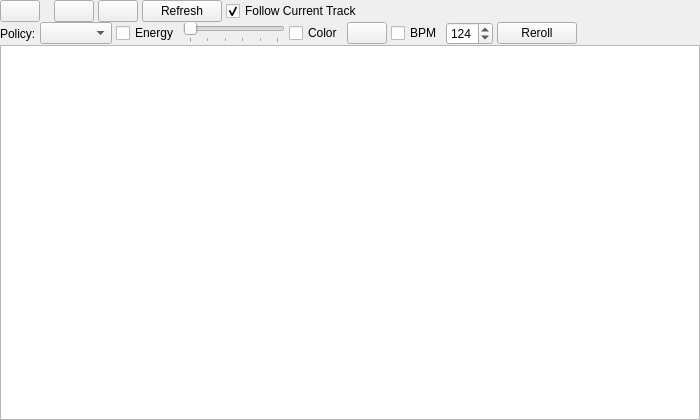
Old version of the form src/library/rest/dlgrestlibrary.ui in the repository Firewolf34/mixxx-mixman-api.
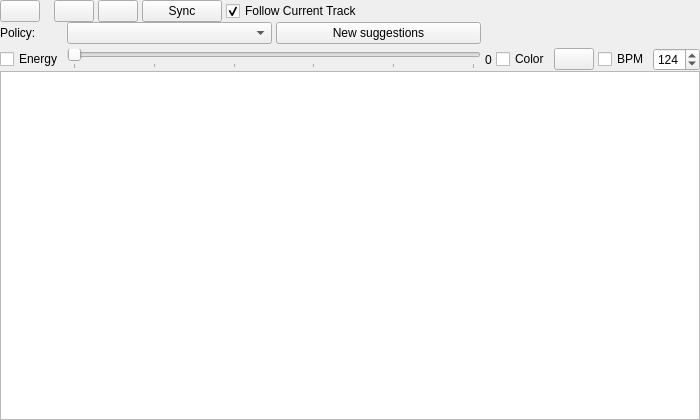
New version of the form.

Commit message: fix(rest): make policy controls usable at narrow widths

The edit to the form file:
```diff
--- a/src/library/rest/dlgrestlibrary.ui
+++ b/src/library/rest/dlgrestlibrary.ui
@@ -93,7 +93,7 @@
          <enum>Qt::NoFocus</enum>
         </property>
         <property name="text">
-         <string>Refresh</string>
+         <string>Sync</string>
         </property>
        </widget>
       </item>
@@ -135,7 +135,7 @@
    </item>
    <item>
     <widget class="QWidget" name="MixManControls">
-     <layout class="QHBoxLayout" name="horizontalLayoutMixMan">
+     <layout class="QGridLayout" name="gridLayoutMixMan">
       <property name="spacing">
        <number>4</number>
       </property>
@@ -151,7 +151,10 @@
       <property name="bottomMargin">
        <number>0</number>
       </property>
-      <item>
+      <property name="columnStretch">
+       <string>0,1,0,0,0,0,0,0</string>
+      </property>
+      <item row="0" column="0">
        <widget class="QLabel" name="labelPolicyPreset">
         <property name="text">
          <string>Policy:</string>
@@ -161,7 +164,7 @@
         </property>
        </widget>
       </item>
-      <item>
+      <item row="0" column="1">
        <widget class="QComboBox" name="comboBoxPolicyPreset">
         <property name="minimumWidth">
          <number>130</number>
@@ -171,7 +174,49 @@
         </property>
        </widget>
       </item>
-      <item>
+      <item row="0" column="2">
+       <widget class="QPushButton" name="pushButtonReroll">
+        <property name="focusPolicy">
+         <enum>Qt::NoFocus</enum>
+        </property>
+        <property name="accessibleName">
+         <string>Generate new suggestions</string>
+        </property>
+        <property name="toolTip">
+         <string>Generate a different recommendation set using the current track, policy, and targets</string>
+        </property>
+        <property name="text">
+         <string>New suggestions</string>
+        </property>
+       </widget>
+      </item>
+      <item row="0" column="3">
+       <widget class="QLabel" name="labelDiagnostics">
+        <property name="sizePolicy">
+         <sizepolicy hsizetype="Ignored" vsizetype="Preferred">
+          <horstretch>0</horstretch>
+          <verstretch>0</verstretch>
+         </sizepolicy>
+        </property>
+        <property name="text">
+         <string/>
+        </property>
+       </widget>
+      </item>
+      <item row="0" column="4" colspan="4">
+       <widget class="QLabel" name="labelPathSummary">
+        <property name="sizePolicy">
+         <sizepolicy hsizetype="Ignored" vsizetype="Preferred">
+          <horstretch>0</horstretch>
+          <verstretch>0</verstretch>
+         </sizepolicy>
+        </property>
+        <property name="text">
+         <string/>
+        </property>
+       </widget>
+      </item>
+      <item row="1" column="0">
        <widget class="QCheckBox" name="checkBoxTargetEnergy">
         <property name="focusPolicy">
          <enum>Qt::NoFocus</enum>
@@ -181,8 +226,17 @@
         </property>
        </widget>
       </item>
-      <item>
+      <item row="1" column="1" colspan="2">
        <widget class="QSlider" name="horizontalSliderTargetEnergy">
+        <property name="sizePolicy">
+         <sizepolicy hsizetype="Expanding" vsizetype="Fixed">
+          <horstretch>1</horstretch>
+          <verstretch>0</verstretch>
+         </sizepolicy>
+        </property>
+        <property name="minimumWidth">
+         <number>120</number>
+        </property>
         <property name="focusPolicy">
          <enum>Qt::NoFocus</enum>
         </property>
@@ -206,7 +260,26 @@
         </property>
        </widget>
       </item>
-      <item>
+      <item row="1" column="3">
+       <widget class="QLabel" name="labelTargetEnergyValue">
+        <property name="minimumWidth">
+         <number>16</number>
+        </property>
+        <property name="accessibleName">
+         <string>Target energy value</string>
+        </property>
+        <property name="text">
+         <string>0</string>
+        </property>
+        <property name="alignment">
+         <set>Qt::AlignCenter</set>
+        </property>
+        <property name="buddy">
+         <cstring>horizontalSliderTargetEnergy</cstring>
+        </property>
+       </widget>
+      </item>
+      <item row="1" column="4">
        <widget class="QCheckBox" name="checkBoxTargetColor">
         <property name="focusPolicy">
          <enum>Qt::NoFocus</enum>
@@ -216,7 +289,7 @@
         </property>
        </widget>
       </item>
-      <item>
+      <item row="1" column="5">
        <widget class="QPushButton" name="pushButtonTargetColor">
         <property name="focusPolicy">
          <enum>Qt::NoFocus</enum>
@@ -232,7 +305,7 @@
         </property>
        </widget>
       </item>
-      <item>
+      <item row="1" column="6">
        <widget class="QCheckBox" name="checkBoxTargetBpm">
         <property name="focusPolicy">
          <enum>Qt::NoFocus</enum>
@@ -242,7 +315,7 @@
         </property>
        </widget>
       </item>
-      <item>
+      <item row="1" column="7">
        <widget class="QSpinBox" name="spinBoxTargetBpm">
         <property name="focusPolicy">
          <enum>Qt::NoFocus</enum>
@@ -258,43 +331,6 @@
         </property>
        </widget>
       </item>
-      <item>
-       <widget class="QPushButton" name="pushButtonReroll">
-        <property name="focusPolicy">
-         <enum>Qt::NoFocus</enum>
-        </property>
-        <property name="text">
-         <string>Reroll</string>
-        </property>
-       </widget>
-      </item>
-      <item>
-       <widget class="QLabel" name="labelDiagnostics">
-        <property name="text">
-         <string/>
-        </property>
-       </widget>
-      </item>
-      <item>
-       <widget class="QLabel" name="labelPathSummary">
-        <property name="text">
-         <string/>
-        </property>
-       </widget>
-      </item>
-      <item>
-       <spacer name="horizontalSpacerMixMan">
-        <property name="orientation">
-         <enum>Qt::Horizontal</enum>
-        </property>
-        <property name="sizeHint" stdset="0">
-         <size>
-          <width>40</width>
-          <height>20</height>
-         </size>
-        </property>
-       </spacer>
-      </item>
      </layout>
     </widget>
    </item>
```
Left out of the diff: 36 changed lines with no effect on the pictures. The commit also changes 3 other files.
